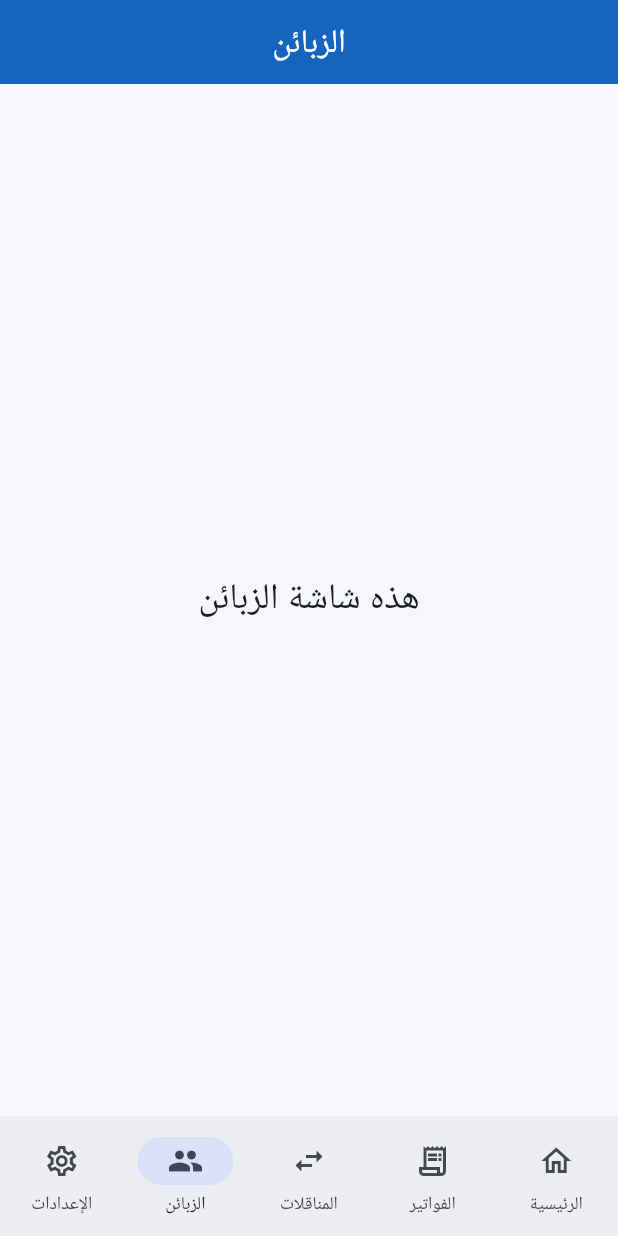
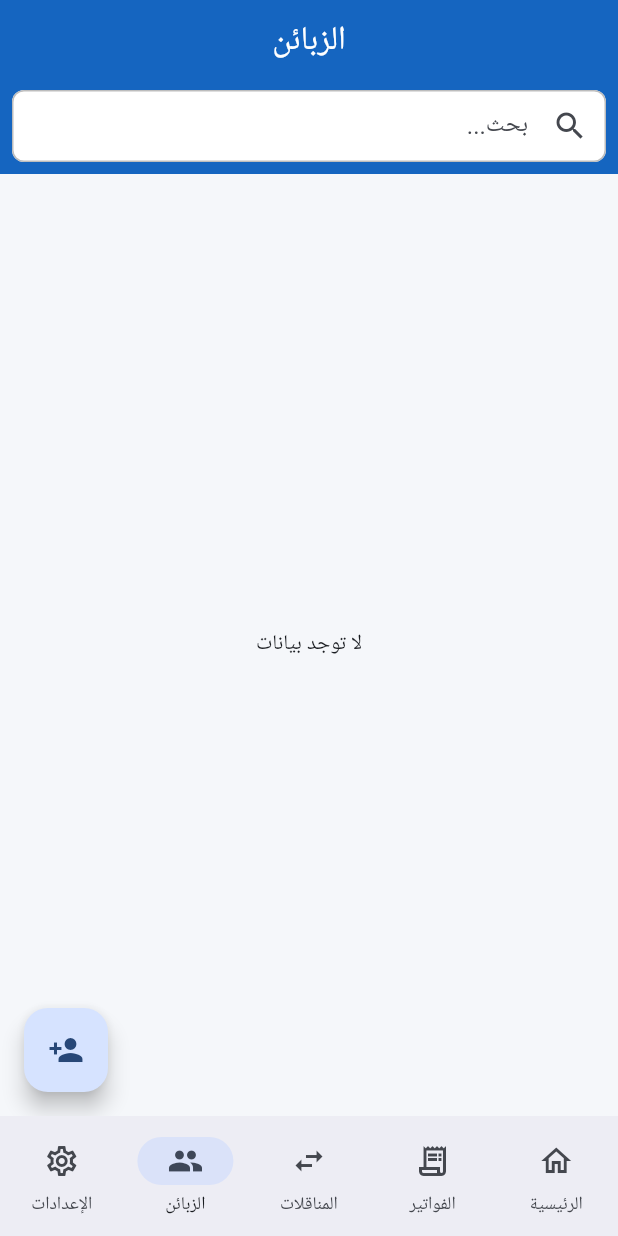
Before and after one commit to FGHGxMB/Delegates-System, a Flutter app: the screen it shows after launch, item 4 of the bottom bar chosen, on a phone screen of 412 x 824 dp. Run offline on Flutter 3.47's test engine with Material 3 defaults, Android fonts, the phone set to English and light mode, and no system bars; our stand-ins replace drift, flutter_riverpod, go_router; accounts and stored records are empty; generated files the repository leaves out were written again; Roboto replaces fonts that are missing (Tajawal).

Commit message:
تمت المرحلة الثانية
تم انهاء تصميم شاشة حسابات الزبائن و تم التعديل على ثغرات حماية لمعلومات التطبيق في صفحة المعلومات المحمية

```diff
--- a/lib/app.dart
+++ b/lib/app.dart
@@ -8,6 +8,8 @@ import 'screens/settings/categories_screen.dart';
 import 'screens/settings/products_screen.dart';
 import 'screens/settings/product_form_screen.dart';
 import 'screens/settings/accounts_screen.dart';
+import 'screens/customers/customers_list_screen.dart';
+import 'screens/customers/customer_form_screen.dart';
 
 // استيراد الشاشات الحقيقية
 import 'screens/settings/settings_screen.dart';
@@ -73,7 +75,7 @@ final goRouter = GoRouter(
         GoRoute(path: '/', builder: (context, state) => const TempScreen(title: AppStrings.homeTitle)),
         GoRoute(path: '/invoices', builder: (context, state) => const TempScreen(title: AppStrings.invoices)),
         GoRoute(path: '/transfers', builder: (context, state) => const TempScreen(title: AppStrings.transfers)),
-        GoRoute(path: '/customers', builder: (context, state) => const TempScreen(title: AppStrings.customers)),
+        GoRoute(path: '/customers', builder: (context, state) => const CustomersListScreen()),
         // ربط شاشة الإعدادات الحقيقية
         GoRoute(path: '/settings', builder: (context, state) => const SettingsScreen()),
       ],
@@ -114,6 +116,14 @@ final goRouter = GoRouter(
       path: '/manage_accounts',
       builder: (context, state) => const AccountsScreen(),
     ),
+    // مسار إضافة وتعديل الزبون
+    GoRoute(
+      path: '/customer_form/:customerId',
+      builder: (context, state) {
+        final customerId = int.parse(state.pathParameters['customerId']!);
+        return CustomerFormScreen(customerId: customerId);
+      },
+    ),
   ],
 );
 
--- a/lib/config/app_strings.dart
+++ b/lib/config/app_strings.dart
@@ -244,4 +244,11 @@ class AppStrings {
   static const manageAccounts = 'إدارة الحسابات';
   static const systemAccount = 'حساب نظام';
   static const cannotDeleteSystemAccount = 'لا يمكن حذف حساب النظام لأنه أساسي للتطبيق';
+
+  // ─── رسائل التحقق (جديد) ───
+  static const nameAlreadyExists = 'هذا الاسم موجود مسبقاً!';
+  static const codeAlreadyExists = 'هذا الرمز موجود مسبقاً!';
+  static const cannotDeleteHasTransactions = 'لا يمكن الحذف! يوجد حركات مالية (فواتير/سندات) مرتبطة به.';
+  static const mainAccountPrefix = 'رمز الحساب الرئيسي (يُدمج مع رمز الزبون في الإكسيل)';
+  static const nameOrCodeExists = 'الاسم أو الرمز مستخدم مسبقاً، يرجى تغييره!';
 }
--- /dev/null
+++ b/lib/screens/customers/customers_list_screen.dart
@@ -0,0 +1,126 @@
+import 'package:flutter/material.dart';
+import 'package:flutter_riverpod/flutter_riverpod.dart';
+import 'package:go_router/go_router.dart';
+import '../../config/app_strings.dart';
+import '../../config/app_colors.dart';
+import '../../database/daos/customers_dao.dart';
+import '../../database/database.dart';
+
+class CustomersListScreen extends ConsumerStatefulWidget {
+  const CustomersListScreen({Key? key}) : super(key: key);
+
+  @override
+  ConsumerState<CustomersListScreen> createState() => _CustomersListScreenState();
+}
+
+class _CustomersListScreenState extends ConsumerState<CustomersListScreen> {
+  String _searchQuery = '';
+  final _searchCtrl = TextEditingController();
+
+  @override
+  Widget build(BuildContext context) {
+    final dao = ref.watch(customersDaoProvider);
+
+    return Scaffold(
+      appBar: AppBar(
+        title: const Text(AppStrings.customers),
+        bottom: PreferredSize(
+          preferredSize: const Size.fromHeight(60),
+          child: Padding(
+            padding: const EdgeInsets.all(8.0),
+            child: TextField(
+              controller: _searchCtrl,
+              onChanged: (val) => setState(() => _searchQuery = val),
+              decoration: InputDecoration(
+                hintText: AppStrings.search,
+                prefixIcon: const Icon(Icons.search),
+                suffixIcon: _searchQuery.isNotEmpty
+                    ? IconButton(
+                  icon: const Icon(Icons.clear),
+                  onPressed: () {
+                    _searchCtrl.clear();
+                    setState(() => _searchQuery = '');
+                  },
+                )
+                    : null,
+                filled: true,
+                fillColor: Colors.white,
+                border: OutlineInputBorder(
+                  borderRadius: BorderRadius.circular(30),
+                  borderSide: BorderSide.none,
+                ),
+                contentPadding: const EdgeInsets.symmetric(vertical: 0),
+              ),
+            ),
+          ),
+        ),
+      ),
+      floatingActionButton: FloatingActionButton(
+        onPressed: () => context.push('/customer_form/0'), // 0 تعني زبون جديد
+        child: const Icon(Icons.person_add),
+      ),
+      body: StreamBuilder<List<Customer>>(
+        stream: dao.watchCustomers(_searchQuery),
+        builder: (context, snapshot) {
+          if (snapshot.connectionState == ConnectionState.waiting) {
+            return const Center(child: CircularProgressIndicator());
+          }
+          final customers = snapshot.data ??[];
+
+          if (customers.isEmpty) {
+            return Center(child: Text(_searchQuery.isEmpty ? AppStrings.noData : 'لا توجد نتائج للبحث'));
+          }
+
+          return ListView.builder(
+            padding: const EdgeInsets.all(8),
+            itemCount: customers.length,
+            itemBuilder: (context, index) {
+              final customer = customers[index];
+              return Card(
+                elevation: 2,
+                child: ListTile(
+                  leading: CircleAvatar(
+                    backgroundColor: AppColors.primaryLight,
+                    child: Text(customer.name.substring(0, 1), style: const TextStyle(color: Colors.white)),
+                  ),
+                  title: Text(customer.name, style: const TextStyle(fontWeight: FontWeight.bold)),
+                  subtitle: Text('${customer.accountCode} | ${customer.currency} | ${customer.city ?? ""}'),
+                  trailing: Row(
+                    mainAxisSize: MainAxisSize.min,
+                    children:[
+                      IconButton(
+                        icon: const Icon(Icons.edit, color: AppColors.primary),
+                        onPressed: () => context.push('/customer_form/${customer.id}'),
+                      ),
+                      IconButton(
+                        icon: const Icon(Icons.delete_outline, color: AppColors.error),
+                        onPressed: () async {
+                          final confirm = await showDialog<bool>(
+                              context: context,
+                              builder: (ctx) => AlertDialog(
+                                title: const Text(AppStrings.warning),
+                                content: const Text('هل أنت متأكد من حذف هذا الزبون؟'),
+                                actions:[
+                                  TextButton(onPressed: () => Navigator.pop(ctx, false), child: const Text(AppStrings.no)),
+                                  FilledButton(
+                                      style: FilledButton.styleFrom(backgroundColor: AppColors.error),
+                                      onPressed: () => Navigator.pop(ctx, true),
+                                      child: const Text(AppStrings.yes)
+                                  ),
+                                ],
+                              )
+                          );
+                          if (confirm == true) await dao.deleteCustomer(customer.id);
+                        },
+                      ),
+                    ],
+                  ),
+                ),
+              );
+            },
+          );
+        },
+      ),
+    );
+  }
+}
```
Also changed, not shown: lib/config/default_data.dart (+11 -34 lines), lib/database/daos/accounts_dao.dart (+8 -0 lines), lib/database/daos/catalog_dao.dart (+16 -0 lines), lib/database/daos/customers_dao.dart (added, +90 -0 lines), lib/database/tables.dart (+4 -3 lines), lib/screens/customers/customer_form_screen.dart (added, +234 -0 lines), lib/screens/settings/accounts_screen.dart (+9 -2 lines), lib/screens/settings/categories_screen.dart (+14 -13 lines), lib/screens/settings/product_form_screen.dart (+7 -0 lines), lib/screens/settings/protected_settings_screen.dart (+44 -11 lines), lib/database/database.g.dart.
